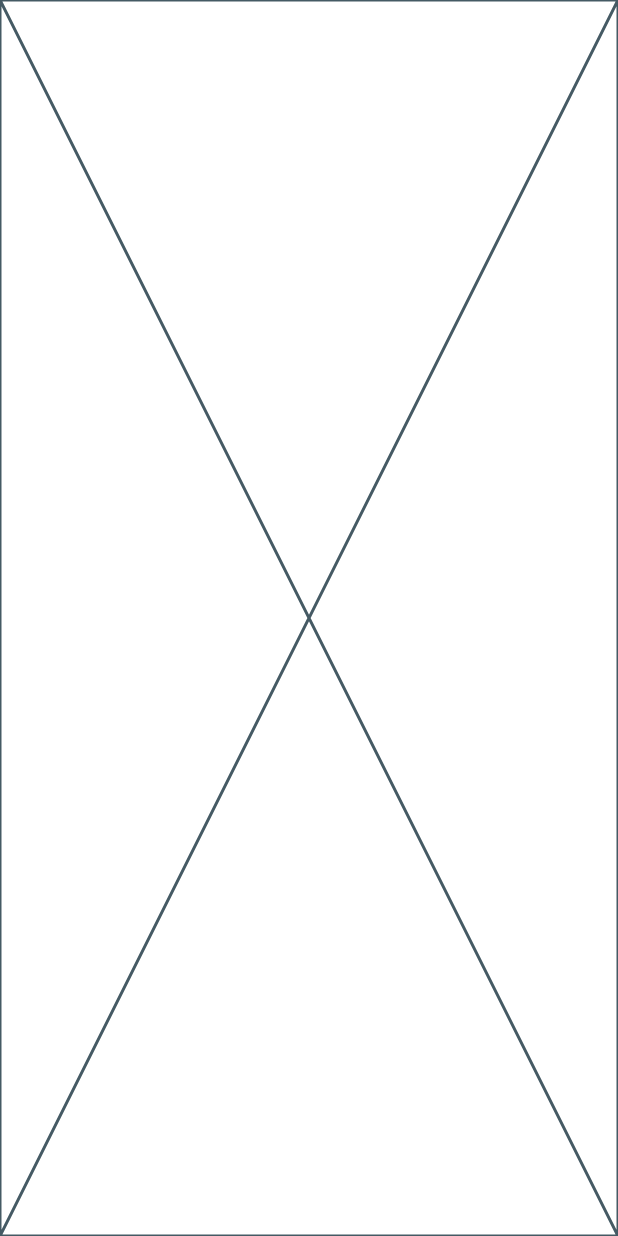
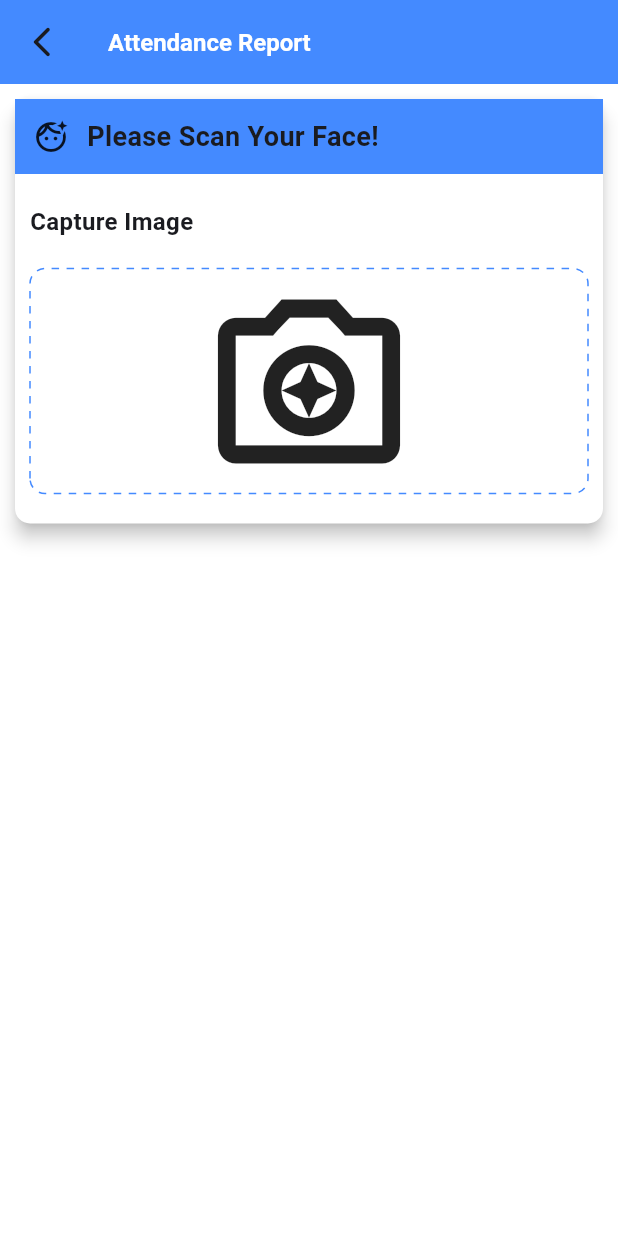
Before and after one commit to khadijahpassa/attendance-app, a Flutter app: the screen it shows after launch, after a tap on "Attandance Report", on a phone screen of 412 x 824 dp. Run offline on Flutter 3.47's test engine with Material 3 defaults, Android fonts, the phone set to English and light mode, and no system bars; drawn by our look-alikes of dotted_border; our stand-ins replace camera, cloud_firestore, firebase_core; missing offline and left inert: google_mlkit_face_detection; accounts and stored records are empty.

Commit message:
creating camera box

```diff
--- a/lib/ui/attend/attendance_screen.dart
+++ b/lib/ui/attend/attendance_screen.dart
@@ -1,10 +1,142 @@
+import 'dart:io';
+
+import 'package:attendance_app/ui/attend/camera_screen.dart';
+import 'package:camera/camera.dart';
+import 'package:cloud_firestore/cloud_firestore.dart';
+import 'package:dotted_border/dotted_border.dart';
 import 'package:flutter/material.dart';
 
-class AttendanceScreen extends StatelessWidget {
-  const AttendanceScreen({super.key});
+class AttendanceScreen extends StatefulWidget {
+  final XFile? image;
+
+  const AttendanceScreen({super.key, required this.image});
+
+  @override
+  State<AttendanceScreen> createState() => _AttendanceScreenState(this.image);
+}
+
+class _AttendanceScreenState extends State<AttendanceScreen> {
+  _AttendanceScreenState(this.image);
+
+  XFile? image;
+  // "address" geolocator akan digunakan untuk record alamat secara otomatis
+  String address = "", date = "", time = "", dateTime = "", status = "Attend";
+  bool isLoading = false;
+  double lat = 0.0, long = 0.0;
+  int dateHours = 0, minute = 0;
+  final controller = TextEditingController();
+  final CollectionReference dataCollection = FirebaseFirestore.instance.collection('attendance');//manggil key di firestore
+
+  // @override = anotation
+  @override
+  void initState() {
+    handleLocationPermission();
+    setDateTime();
+    setAttendStatus();
+
+    if (image != null) {
+      isLoading = true;
+      getGeoLocationPosition();
+    }
+  }
 
   @override
   Widget build(BuildContext context) {
-    return const Placeholder();
+    Size size = MediaQuery.of(context).size;
+    return Scaffold(
+      backgroundColor: Colors.white,
+      appBar: AppBar(
+        elevation: 0,
+        backgroundColor: Colors.blueAccent,
+        leading: IconButton(
+          icon: const Icon(Icons.arrow_back_ios_new_rounded),
+          onPressed: () => Navigator.of(context).pop(),
+        ),
+        title: const Text(
+          "Attendance Report",
+          style: TextStyle(
+            fontSize: 16,
+            fontWeight: FontWeight.bold,
+            color: Colors.white
+          ),
+        ),
+      ),
+      body: SingleChildScrollView(
+        child: Card(
+          color: Colors.white,
+          margin: const EdgeInsets.fromLTRB(10, 10, 10, 30),
+          shape: RoundedRectangleBorder(
+            borderRadius: BorderRadius.circular(10)
+          ),
+          elevation: 5,
+          child: Column(
+            crossAxisAlignment: CrossAxisAlignment.start,
+            children: [
+              Container(
+                height: 50,
+                decoration: const BoxDecoration(
+                  borderRadius: BorderRadius.only(
+                    topLeft: Radius.circular(10),
+                    topRight: Radius.circular(10)
+                  ),
+                ),
+                color: Colors.blueAccent,
+                child: const Row(
+                  children: [
+                    SizedBox(width: 12),
+                    Icon(Icons.face_retouching_natural_outlined),
+                    SizedBox(width: 12),
+                    Text(
+                      "Please Scan Your Face!",
+                      style: TextStyle(
+                        fontSize: 18,
+                        fontWeight: FontWeight.bold
+                      ),
+                    )
+                  ],
+                ),
+              ),
+              const Padding(
+                padding: EdgeInsets.fromLTRB(10, 20, 0, 20),
+                child: Text(
+                  "Capture Image",
+                  style: TextStyle(
+                    fontSize: 16,
+                    fontWeight: FontWeight.bold
+                  ),
+                ),
+              ),
+              GestureDetector(
+                onTap: () {
+                  Navigator.push(
+                    context,
+                    MaterialPageRoute(builder: (context) => const CameraScreen())
+                  );
+                },
+                child: Container(
+                  margin: const EdgeInsets.fromLTRB(10, 0, 10, 20),
+                  width: size.width,
+                  height: 150,
+                  child: DottedBorder(
+                    radius: const Radius.circular(10),
+                    borderType: BorderType.RRect,
+                    color: Colors.blueAccent,
+                    strokeWidth: 1,
+                    dashPattern: [5, 5],
+                    child: SizedBox.expand(
+                      child: FittedBox(
+                        child: image != null
+                        ? Image.file(File(image!.path), fit: BoxFit.cover)
+                        : const Icon(Icons.camera_enhance_outlined)
+                      ),
+                    )
+                  ),
+                )
+              ),
+            ],
+          ),
+        ),
+      ),
+    );
   }
 }
--- /dev/null
+++ b/lib/ui/attend/camera_screen.dart
@@ -0,0 +1,15 @@
+import 'package:flutter/material.dart';
+
+class CameraScreen extends StatefulWidget {
+  const CameraScreen({super.key});
+
+  @override
+  State<CameraScreen> createState() => _CameraScreenState();
+}
+
+class _CameraScreenState extends State<CameraScreen> {
+  @override
+  Widget build(BuildContext context) {
+    return const Placeholder();
+  }
+}
```
Also changed, not shown: lib/ui/history/history_screen.dart (added), lib/ui/permission/permission_screen.dart (added).
